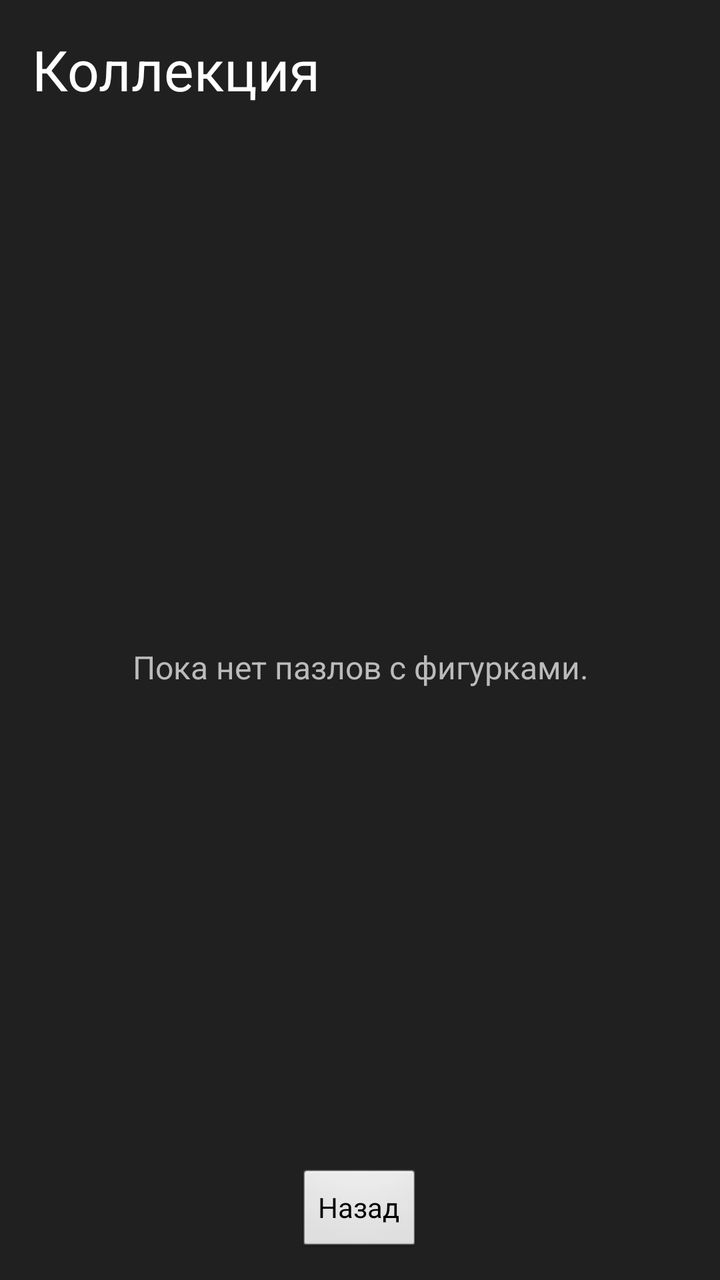
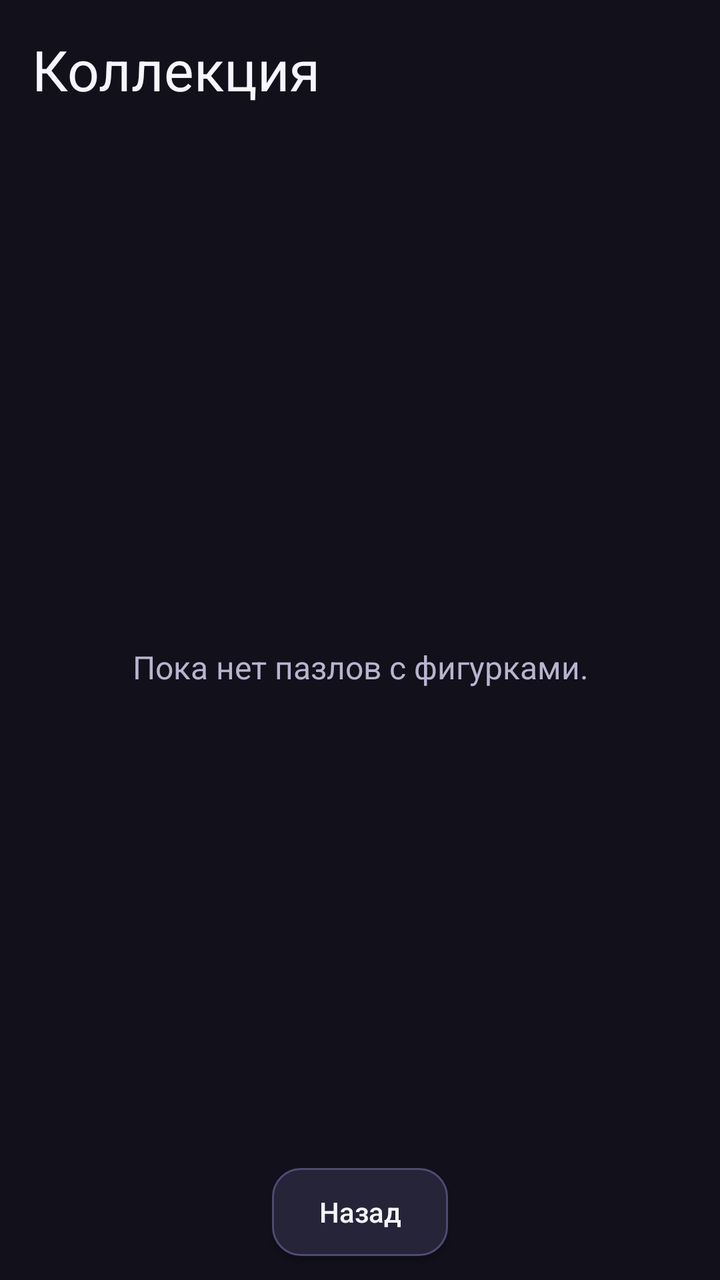

Before-and-after screenshots of an Android layout around one commit, followed by the original layout XML and the change that was made.
<!-- AndroidManifest.xml: application theme AppTheme -->
<!-- res/layout/activity_collection.xml -->
<LinearLayout xmlns:android="http://schemas.android.com/apk/res/android"
    android:id="@+id/collection_root"
    android:layout_width="match_parent"
    android:layout_height="match_parent"
    android:orientation="vertical"
    android:background="#202020"
    android:paddingStart="16dp"
    android:paddingTop="16dp"
    android:paddingEnd="16dp"
    android:paddingBottom="8dp">

    <TextView
        android:layout_width="wrap_content"
        android:layout_height="wrap_content"
        android:text="@string/collection_title"
        android:textColor="#FFFFFF"
        android:textSize="28sp" />

    <TextView
        android:id="@+id/text_progress"
        android:layout_width="wrap_content"
        android:layout_height="wrap_content"
        android:layout_marginTop="4dp"
        android:textColor="#BBBBBB"
        android:textSize="16sp" />

    <FrameLayout
        android:layout_width="match_parent"
        android:layout_height="0dp"
        android:layout_marginTop="12dp"
        android:layout_weight="1">

        <GridView
            android:id="@+id/grid_collection"
            android:layout_width="match_parent"
            android:layout_height="match_parent"
            android:clipToPadding="false"
            android:horizontalSpacing="12dp"
            android:numColumns="2"
            android:paddingBottom="8dp"
            android:scrollbarStyle="outsideOverlay"
            android:stretchMode="columnWidth"
            android:verticalSpacing="12dp" />

        <TextView
            android:id="@+id/text_empty"
            android:layout_width="match_parent"
            android:layout_height="wrap_content"
            android:layout_gravity="center"
            android:gravity="center"
            android:text="@string/collection_empty"
            android:textColor="#BBBBBB"
            android:textSize="16sp" />
    </FrameLayout>

    <Button
        android:id="@+id/button_back"
        android:layout_width="wrap_content"
        android:layout_height="44dp"
        android:layout_gravity="center_horizontal"
        android:layout_marginTop="8dp"
        android:layout_marginBottom="4dp"
        android:minHeight="0dp"
        android:text="@string/button_back" />

</LinearLayout>
<!-- resources referenced by this layout -->
<resources>
  <string name="button_back">Назад</string>
  <string name="collection_empty">Пока нет пазлов с фигурками.</string>
  <string name="collection_title">Коллекция</string>
  <style name="AppTheme" parent="android:Theme.NoTitleBar.Fullscreen">
          <item name="android:windowNoTitle">true</item>
          <item name="android:windowFullscreen">true</item>
          <item name="android:windowContentOverlay">@null</item>
      </style>
</resources>

<!-- the commit's change to res/layout/activity_collection.xml (unified diff, before → after) -->
@@ -3,7 +3,7 @@
     android:layout_width="match_parent"
     android:layout_height="match_parent"
     android:orientation="vertical"
-    android:background="#202020"
+    android:background="@color/colorBackground"
     android:paddingStart="16dp"
     android:paddingTop="16dp"
     android:paddingEnd="16dp"
@@ -13,7 +13,7 @@
         android:layout_width="wrap_content"
         android:layout_height="wrap_content"
         android:text="@string/collection_title"
-        android:textColor="#FFFFFF"
+        android:textColor="@color/colorTextPrimary"
         android:textSize="28sp" />
 
     <TextView
@@ -21,7 +21,7 @@
         android:layout_width="wrap_content"
         android:layout_height="wrap_content"
         android:layout_marginTop="4dp"
-        android:textColor="#BBBBBB"
+        android:textColor="@color/colorTextSecondary"
         android:textSize="16sp" />
 
     <FrameLayout
@@ -49,7 +49,7 @@
             android:layout_gravity="center"
             android:gravity="center"
             android:text="@string/collection_empty"
-            android:textColor="#BBBBBB"
+            android:textColor="@color/colorTextSecondary"
             android:textSize="16sp" />
     </FrameLayout>
 
<!-- resource entries referenced after the edit -->
@@ -1,12 +1,59 @@
 <!-- resources referenced by this layout -->
 <resources>
+  <color name="colorBackground">#11101B</color>
+  <color name="colorTextPrimary">#F7F5FF</color>
+  <color name="colorTextSecondary">#B9B4CE</color>
   <string name="button_back">Назад</string>
   <string name="collection_empty">Пока нет пазлов с фигурками.</string>
   <string name="collection_title">Коллекция</string>
-  <style name="AppTheme" parent="android:Theme.NoTitleBar.Fullscreen">
+  <style name="AppTheme" parent="@android:style/Theme.Material.NoActionBar">
           <item name="android:windowNoTitle">true</item>
           <item name="android:windowFullscreen">true</item>
           <item name="android:windowContentOverlay">@null</item>
+          <item name="android:windowBackground">@color/colorBackground</item>
+          <item name="android:colorAccent">@color/colorAccent</item>
+          <item name="android:navigationBarColor">@color/colorBackground</item>
+          <item name="android:windowLightNavigationBar">false</item>
+          <item name="android:buttonStyle">@style/AppButton</item>
       </style>
+  <color name="colorAccent">#A99BFF</color>
+  <style name="AppButton" parent="@android:style/Widget.Material.Button">
+          <item name="android:background">@drawable/bg_button_secondary</item>
+          <item name="android:textColor">@color/colorTextPrimary</item>
+          <item name="android:textAllCaps">false</item>
+          <item name="android:textSize">14sp</item>
+          <item name="android:fontFamily">sans-serif-medium</item>
+          <item name="android:minHeight">48dp</item>
+          <item name="android:insetTop">0dp</item>
+          <item name="android:insetBottom">0dp</item>
+          <item name="android:paddingStart">20dp</item>
+          <item name="android:paddingEnd">20dp</item>
+          <item name="android:elevation">2dp</item>
+      </style>
+  <!-- drawable bg_button_secondary (drawable) -->
+  <?xml version="1.0" encoding="utf-8"?>
+  <selector xmlns:android="http://schemas.android.com/apk/res/android">
+      <item android:state_enabled="false">
+          <shape android:shape="rectangle">
+              <corners android:radius="14dp" />
+              <solid android:color="#242235" />
+              <stroke android:width="1dp" android:color="#38334D" />
+          </shape>
+      </item>
+      <item android:state_pressed="true">
+          <shape android:shape="rectangle">
+              <corners android:radius="14dp" />
+              <solid android:color="#39334F" />
+              <stroke android:width="1dp" android:color="#A99BFF" />
+          </shape>
+      </item>
+      <item>
+          <shape android:shape="rectangle">
+              <corners android:radius="14dp" />
+              <solid android:color="#262438" />
+              <stroke android:width="1dp" android:color="#514A70" />
+          </shape>
+      </item>
+  </selector>
 </resources>
 
